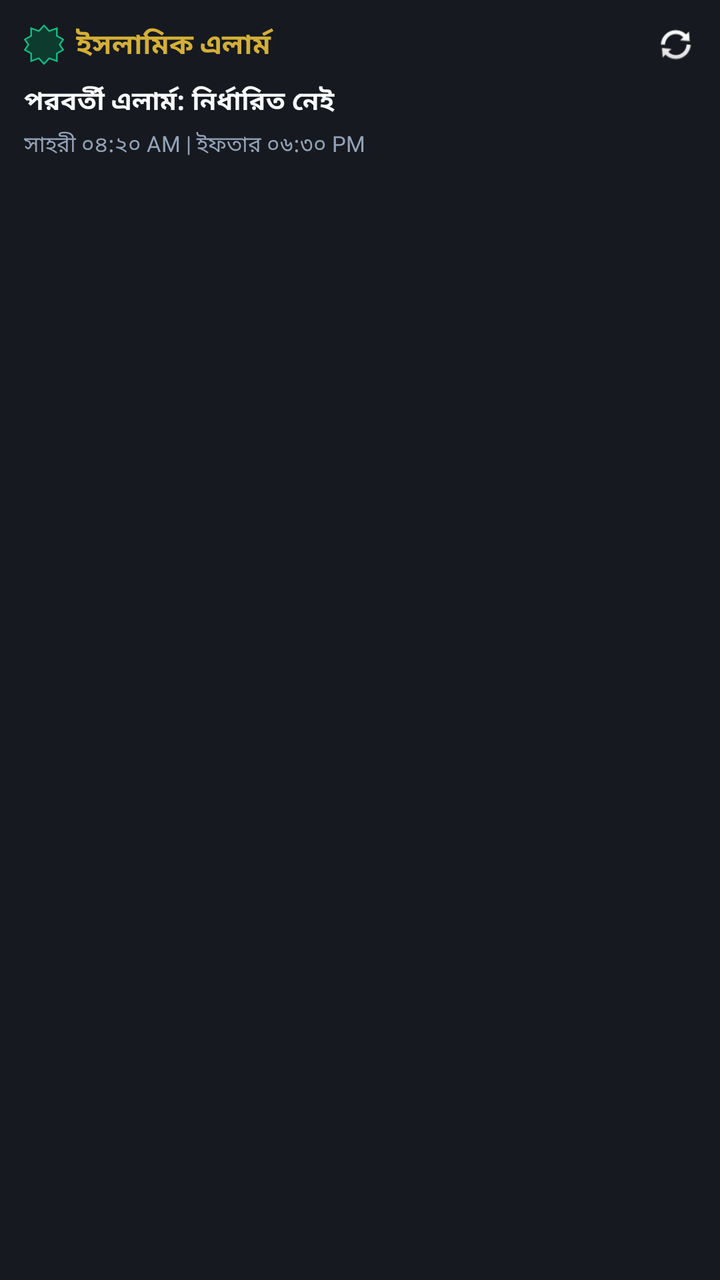
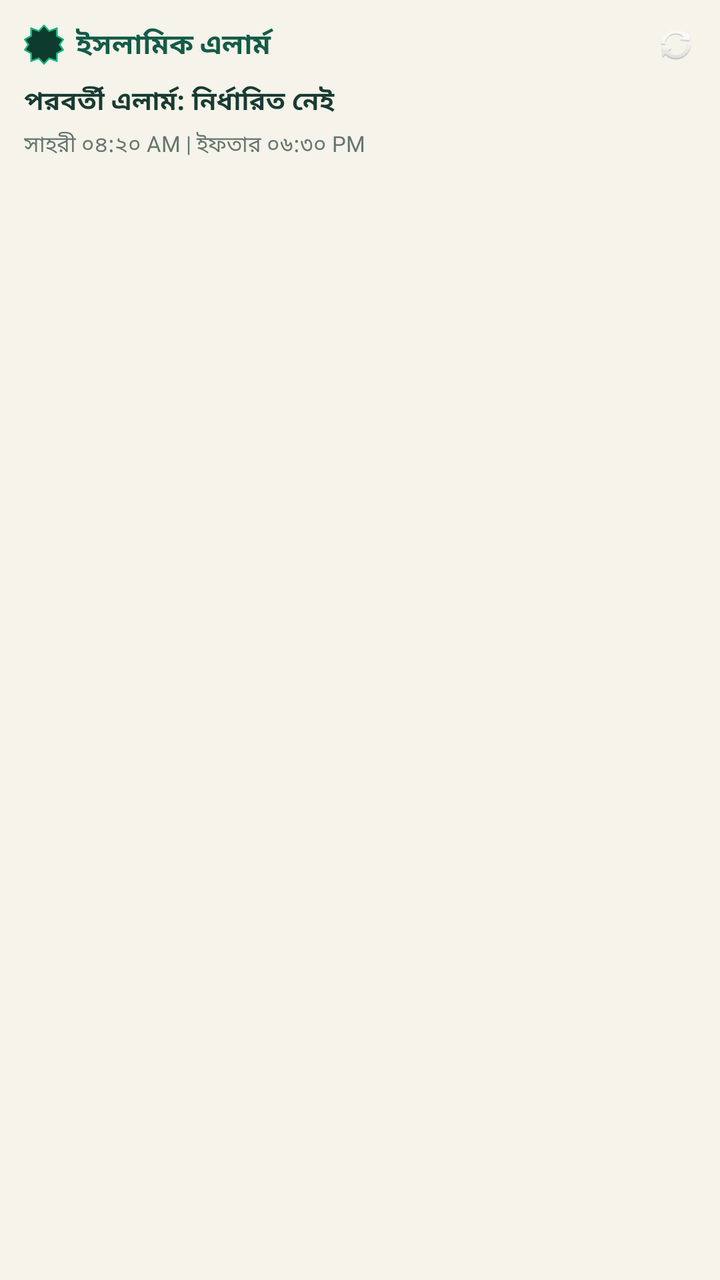

Two renders of the same Android screen: before a commit and after it. Below are the layout's source before the change and the commit's diff.
<!-- AndroidManifest.xml: application theme Theme.IslamicAlarm -->
<!-- res/layout/widget_islamic_alarm.xml -->
<?xml version="1.0" encoding="utf-8"?>
<LinearLayout xmlns:android="http://schemas.android.com/apk/res/android"
    android:id="@+id/widgetRoot"
    android:layout_width="match_parent"
    android:layout_height="match_parent"
    android:background="#16191F"
    android:orientation="vertical"
    android:padding="12dp">

    <LinearLayout
        android:layout_width="match_parent"
        android:layout_height="wrap_content"
        android:gravity="center_vertical"
        android:orientation="horizontal">

        <ImageView
            android:layout_width="20dp"
            android:layout_height="20dp"
            android:contentDescription="Icon"
            android:src="@drawable/ic_islamic_star_badge" />

        <TextView
            android:layout_width="0dp"
            android:layout_height="wrap_content"
            android:layout_marginStart="6dp"
            android:layout_weight="1"
            android:text="ইসলামিক এলার্ম"
            android:textColor="#D4AF37"
            android:textSize="14sp"
            android:textStyle="bold" />

        <ImageView
            android:id="@+id/btnWidgetRefresh"
            android:layout_width="20dp"
            android:layout_height="20dp"
            android:contentDescription="Refresh"
            android:src="@android:drawable/ic_popup_sync" />

    </LinearLayout>

    <TextView
        android:id="@+id/tvWidgetNextPrayer"
        android:layout_width="match_parent"
        android:layout_height="wrap_content"
        android:layout_marginTop="8dp"
        android:text="পরবর্তী এলার্ম: নির্ধারিত নেই"
        android:textColor="#F8FAFC"
        android:textSize="13sp"
        android:textStyle="bold" />

    <TextView
        android:id="@+id/tvWidgetSehriIftar"
        android:layout_width="match_parent"
        android:layout_height="wrap_content"
        android:layout_marginTop="4dp"
        android:text="সাহরী ০৪:২০ AM | ইফতার ০৬:৩০ PM"
        android:textColor="#94A3B8"
        android:textSize="11sp" />

</LinearLayout>
<!-- resources referenced by this layout -->
<resources>
  <!-- drawable ic_islamic_star_badge (drawable) -->
  <vector xmlns:android="http://schemas.android.com/apk/res/android"
      android:width="48dp"
      android:height="48dp"
      android:viewportWidth="100"
      android:viewportHeight="100">
      <path
          android:fillColor="#0D3B2E"
          android:strokeColor="#10B981"
          android:strokeWidth="4"
          android:pathData="M 50,2 L 63,16 L 82,9 L 82,28 L 98,37 L 89,50 L 98,63 L 82,72 L 82,91 L 63,84 L 50,98 L 37,84 L 18,91 L 18,72 L 2,63 L 11,50 L 2,37 L 18,28 L 18,9 L 37,16 Z" />
  </vector>
  <style name="Theme.IslamicAlarm" parent="Theme.Material3.DayNight.NoActionBar">
          <item name="colorPrimary">@color/primary</item>
          <item name="colorPrimaryDark">@color/primary_variant</item>
          <item name="colorSecondary">@color/secondary</item>
          <item name="android:statusBarColor">@color/primary_variant</item>
          <item name="android:windowBackground">@color/background</item>
      </style>
  <color name="primary">#0F1115</color>
  <color name="primary_variant">#0A0B0E</color>
  <color name="secondary">#D4AF37</color>
  <color name="background">#0F1115</color>
</resources>

<!-- the commit's change to res/layout/widget_islamic_alarm.xml (unified diff, before → after) -->
@@ -3,7 +3,7 @@
     android:id="@+id/widgetRoot"
     android:layout_width="match_parent"
     android:layout_height="match_parent"
-    android:background="#16191F"
+    android:background="#F5F3EA"
     android:orientation="vertical"
     android:padding="12dp">
 
@@ -25,7 +25,7 @@
             android:layout_marginStart="6dp"
             android:layout_weight="1"
             android:text="ইসলামিক এলার্ম"
-            android:textColor="#D4AF37"
+            android:textColor="#145B48"
             android:textSize="14sp"
             android:textStyle="bold" />
 
@@ -44,7 +44,7 @@
         android:layout_height="wrap_content"
         android:layout_marginTop="8dp"
         android:text="পরবর্তী এলার্ম: নির্ধারিত নেই"
-        android:textColor="#F8FAFC"
+        android:textColor="#183B32"
         android:textSize="13sp"
         android:textStyle="bold" />
 
@@ -54,7 +54,7 @@
         android:layout_height="wrap_content"
         android:layout_marginTop="4dp"
         android:text="সাহরী ০৪:২০ AM | ইফতার ০৬:৩০ PM"
-        android:textColor="#94A3B8"
+        android:textColor="#64766F"
         android:textSize="11sp" />
 
 </LinearLayout>
<!-- resource entries referenced after the edit -->
@@ -12,16 +12,28 @@
           android:strokeWidth="4"
           android:pathData="M 50,2 L 63,16 L 82,9 L 82,28 L 98,37 L 89,50 L 98,63 L 82,72 L 82,91 L 63,84 L 50,98 L 37,84 L 18,91 L 18,72 L 2,63 L 11,50 L 2,37 L 18,28 L 18,9 L 37,16 Z" />
   </vector>
-  <style name="Theme.IslamicAlarm" parent="Theme.Material3.DayNight.NoActionBar">
-          <item name="colorPrimary">@color/primary</item>
+  <style name="Theme.IslamicAlarm" parent="Theme.Material3.Light.NoActionBar">
+          <item name="colorPrimary">@color/dua_primary</item>
+          <item name="colorOnPrimary">@color/white</item>
           <item name="colorPrimaryDark">@color/primary_variant</item>
           <item name="colorSecondary">@color/secondary</item>
-          <item name="android:statusBarColor">@color/primary_variant</item>
+          <item name="colorOnSecondary">@color/white</item>
+          <item name="colorSurface">@color/surface</item>
+          <item name="colorOnSurface">@color/text_primary</item>
+          <item name="android:colorBackground">@color/background</item>
+          <item name="colorOnBackground">@color/text_primary</item>
+          <item name="android:statusBarColor">@color/background</item>
+          <item name="android:navigationBarColor">@color/background</item>
+          <item name="android:windowLightStatusBar">true</item>
+          <item name="android:windowLightNavigationBar">true</item>
           <item name="android:windowBackground">@color/background</item>
       </style>
-  <color name="primary">#0F1115</color>
-  <color name="primary_variant">#0A0B0E</color>
-  <color name="secondary">#D4AF37</color>
-  <color name="background">#0F1115</color>
+  <color name="dua_primary">#145B48</color>
+  <color name="white">#FFFFFFFF</color>
+  <color name="primary_variant">#0D4436</color>
+  <color name="secondary">#145B48</color>
+  <color name="surface">#FFFFFF</color>
+  <color name="text_primary">#183B32</color>
+  <color name="background">#F5F3EA</color>
 </resources>
 
